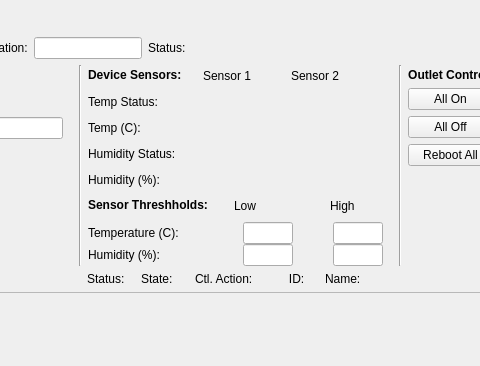
First picture: the form in pcdsdevices/ui/PDU.detailed.ui, repository pcdshub/pcdsdevices, before the edit; both pictures show x 184 to 664 and y 0 to 366 of the 920 by 639 pixel window.
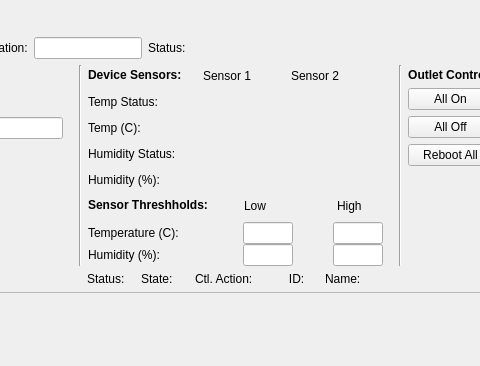
Second picture: the form after the edit. Custom widgets are drawn as their Qt base class.

The edit to the form file:
```diff
--- a/pcdsdevices/ui/PDU.detailed.ui
+++ b/pcdsdevices/ui/PDU.detailed.ui
@@ -1223,7 +1223,7 @@
            </property>
            <property name="sizeHint" stdset="0">
             <size>
-             <width>20</width>
+             <width>30</width>
              <height>20</height>
             </size>
            </property>
```
Left out of the diff: 14 changed lines with no effect on the pictures.
